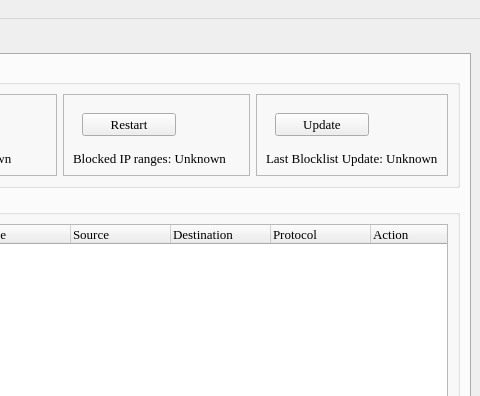
Above: pgl/pgl-gui/ui/main_window.ui from okyes/peerguardian before the change; both pictures show x 162 to 642 and y 0 to 396 of the 642 by 540 pixel window. Below: the same form after it.
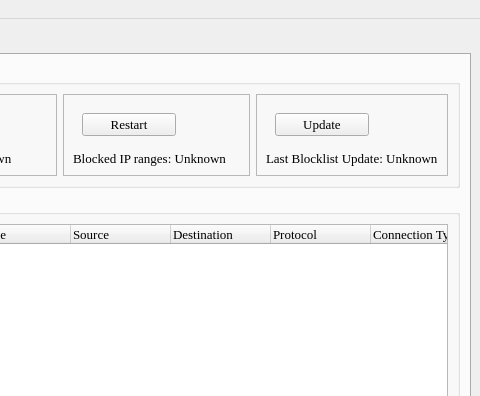
That is the form after the change. The open tabs and pages were chosen to show the change. Icons and pictures are not drawn.

Commit message: Renamed pushButton to m_StopLoggingButton.

The edit to the form file:
```diff
--- a/pgl/pgl-gui/ui/main_window.ui
+++ b/pgl/pgl-gui/ui/main_window.ui
@@ -428,7 +428,7 @@
              </column>
              <column>
               <property name="text">
-               <string>Action</string>
+               <string>Connection Type</string>
               </property>
              </column>
             </widget>
```
Left out of the diff: 4 changed lines with no effect on the pictures.
